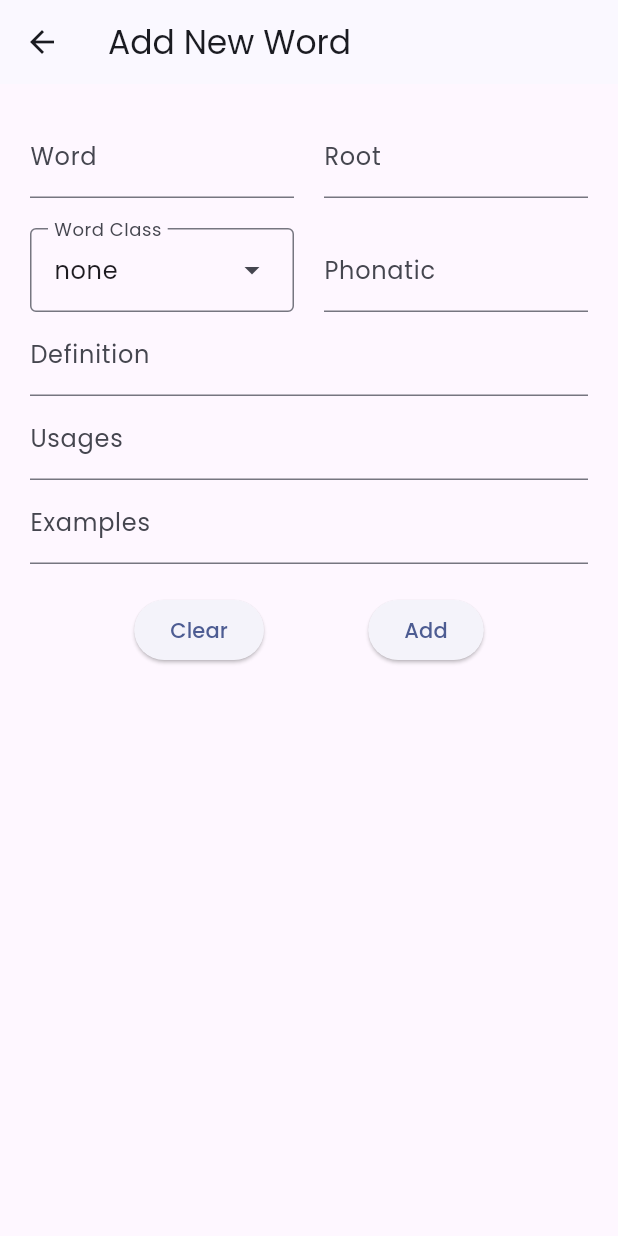
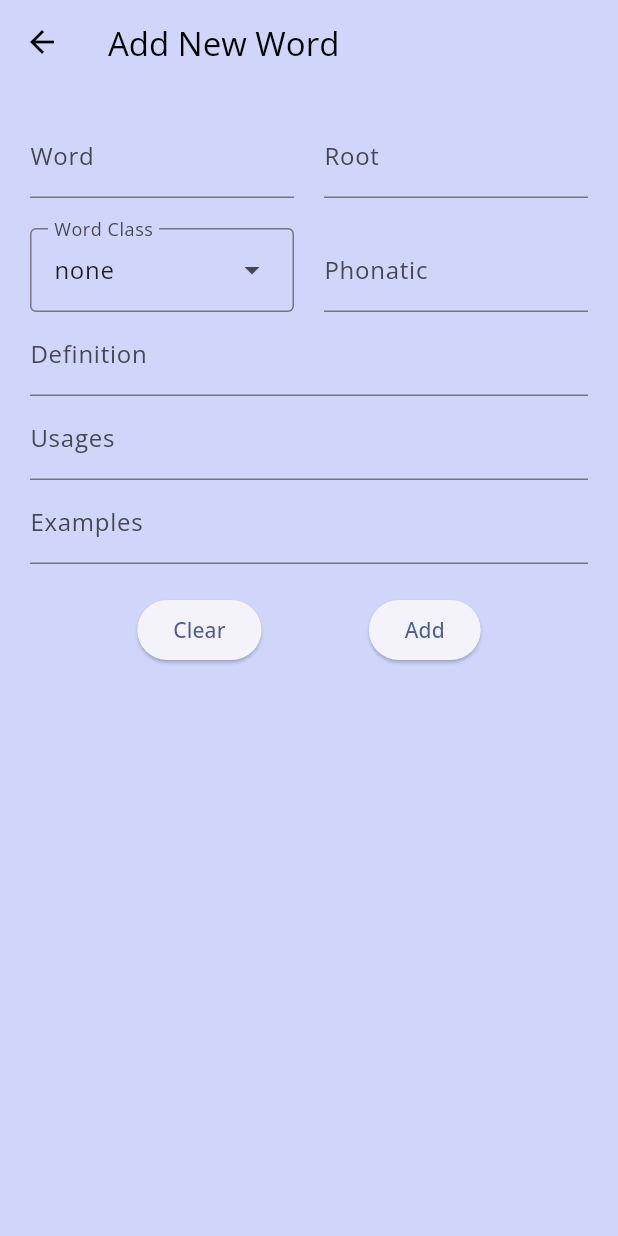
Before and after one commit to siddharth177/vocab-list, a Flutter app: the screen it shows once a user with an empty profile is signed in, after a tap on the "add" icon, on a phone screen of 412 x 824 dp. Run offline on Flutter 3.47's test engine with Material 3 defaults, Android fonts, the phone set to English and light mode, and no system bars; our stand-ins replace cloud_firestore, firebase_auth, firebase_core, flutter_riverpod, flutter_slidable, google_fonts and 1 more; accounts and stored records are empty.

Commit message:
snackbar ui

```diff
--- a/lib/screens/vocab_list.dart
+++ b/lib/screens/vocab_list.dart
@@ -1,6 +1,7 @@
 import 'package:cloud_firestore/cloud_firestore.dart';
 import 'package:firebase_auth/firebase_auth.dart';
 import 'package:flutter/material.dart';
+import 'package:google_fonts/google_fonts.dart';
 
 import '../models/word_meaning.dart';
 import '../utils/firebase.dart';
@@ -21,7 +22,7 @@ class _WordsListScreenState extends State<WordsListScreen> {
   List<WordMeaning> _vocabList = [];
   List<WordMeaning> _filteredVocabList = [];
 
-  final TextEditingController _controller = TextEditingController();
+  TextEditingController _controller = TextEditingController();
 
   @override
   void dispose() {
@@ -55,13 +56,25 @@ class _WordsListScreenState extends State<WordsListScreen> {
     return Scaffold(
       backgroundColor: const Color(0xfffafbfd),
       appBar: AppBar(
-        toolbarHeight: 80,
-        title: Row(
+        toolbarHeight: 130,
+        title: Column(
+          crossAxisAlignment: CrossAxisAlignment.start,
+          children: [
+            Text('My Vocab List',
+            style: GoogleFonts.poppins(
+              fontSize: 30,
+              fontWeight: FontWeight.w600,
+              color: Colors.white70
+            )),
+            const SizedBox(
+              height: 10,
+            ),
+            Row(
               mainAxisAlignment: MainAxisAlignment.spaceEvenly,
               crossAxisAlignment: CrossAxisAlignment.center,
               children: [
                 Expanded(
-              child: SearchBar(
+                  child: SearchBar(hintText: 'search for a word',
                     shape: WidgetStatePropertyAll(RoundedRectangleBorder(borderRadius: BorderRadius.circular(10))),
                     onChanged: (query) {
                       setState(() {
@@ -87,6 +100,8 @@ class _WordsListScreenState extends State<WordsListScreen> {
                       firebaseAuthInstance.signOut();
                     },
                     icon: const Icon(Icons.logout))
+              ],
+            ),
           ],
         ),
       ),
--- a/lib/utils/colors_and_theme.dart
+++ b/lib/utils/colors_and_theme.dart
@@ -7,12 +7,42 @@ var kDarkColorScheme = kLightColorScheme;
     // ColorScheme.fromSeed(seedColor: const Color.fromARGB(255, 226, 247, 235));
 
 var kLightThemeData = ThemeData().copyWith(
+  primaryColor: const Color.fromARGB(255, 207, 214, 250),
+  appBarTheme: const AppBarTheme().copyWith(
+    backgroundColor: const Color.fromARGB(255, 207, 214, 250),
+    foregroundColor: Colors.black,
+  ),
+  textTheme: GoogleFonts.openSansTextTheme(),
+  cardTheme: const CardTheme().copyWith(
+    color: const Color.fromARGB(255, 207, 214, 250),
+    elevation: 5,
+  ),
+  // ListTile theme
+  listTileTheme: const ListTileThemeData().copyWith(
+    tileColor: const Color.fromARGB(255, 207, 214, 250),
+    textColor: Colors.black,
+  ),
+  // SnackBar theme
+  snackBarTheme: const SnackBarThemeData().copyWith(
+    backgroundColor: const Color.fromARGB(255, 207, 214, 250),
+    contentTextStyle: const TextStyle(color: Colors.black),
+  ),
+  // Dialog theme
+  dialogTheme: const DialogTheme().copyWith(
+    backgroundColor: const Color.fromARGB(255, 207, 214, 250),
+    titleTextStyle: const TextStyle(
+      color: Colors.black,
+      fontSize: 20,
+      fontWeight: FontWeight.bold,
+    ),
+    contentTextStyle: const TextStyle().copyWith(
+      color: Colors.black,
+      fontSize: 16,
+    ),
+  ),
+  scaffoldBackgroundColor: const Color.fromARGB(255, 207, 214, 250),
   colorScheme: kLightColorScheme,
   brightness: Brightness.light,
-  textTheme: GoogleFonts.poppinsTextTheme(),
-  cardTheme: const CardTheme().copyWith(
-    color: ThemeData().focusColor,
-  )
 );
 var kDarkThemeData = kLightThemeData.copyWith(
   colorScheme: kDarkColorScheme,
--- a/lib/widgets/add_word_widget.dart
+++ b/lib/widgets/add_word_widget.dart
@@ -134,14 +134,14 @@ class _AddWordWidgetState extends State<AddWordWidget> {
 
     try {
       final wordData = await getWordData(kWord);
-      clearAndDisplaySnackbar(context, 'data fetched from llama model successfully', duration: 1);
+      clearAndDisplaySnackbar(context, 'details for $kWord fetched from llama model successfully', duration: 1);
       _word = kWord ?? '';
       _phonatic = wordData['phonetic'] ?? '';
       _root = wordData['root'] ?? '';
       _wordClass = _getWordClassFromString(wordData['wordType']);
       _definition = wordData['definition'] ?? '';
-      _usages.addAll(_getStringListFromApiData(wordData['usages']));
-      _examples.addAll(_getStringListFromApiData(wordData['examples']));
+      _usages = (_getStringListFromApiData(wordData['usages']));
+      _examples = (_getStringListFromApiData(wordData['examples']));
 
       _wordController.text = _word;
       _phonaticController.text = _phonatic;
```
Lines whose indentation alone changed are shown as unchanged.
